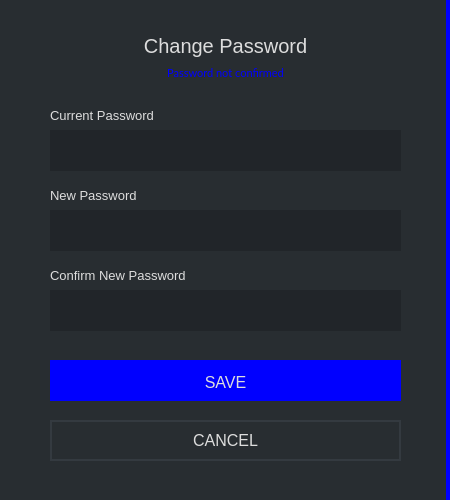
Above: src/gui/ui/changepassworddialog.ui from aluisyoanx/gui-wallet before the change. Below: the same form after it.
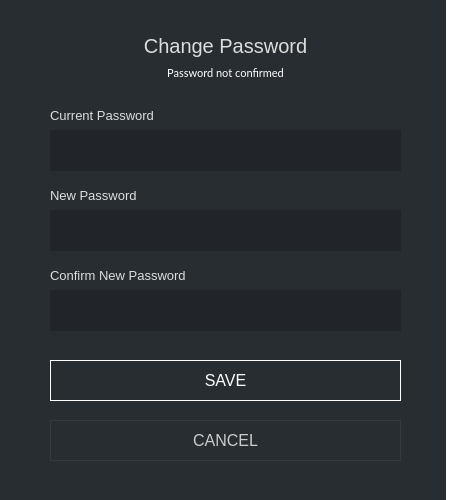
That is the form after the change.

What changed in the file:
```diff
--- a/src/gui/ui/changepassworddialog.ui
+++ b/src/gui/ui/changepassworddialog.ui
@@ -50,7 +50,7 @@
    <item row="0" column="0" colspan="2">
     <widget class="QGroupBox" name="groupBox">
      <property name="styleSheet">
-      <string notr="true">background-color: #282d31; border-right: 4px solid blue;</string>
+      <string notr="true">background-color: #282d31; border-right: 4px solid white;</string>
      </property>
      <property name="title">
       <string/>
@@ -254,7 +254,7 @@
        </font>
       </property>
       <property name="styleSheet">
-       <string notr="true">color: blue; font: 11px; font-family: Lato; border-right: 0px;</string>
+       <string notr="true">color: white; font: 11px; font-family: Lato; border-right: 0px;</string>
       </property>
       <property name="text">
        <string>Password not confirmed</string>
@@ -287,9 +287,9 @@
        </font>
       </property>
       <property name="styleSheet">
-       <string notr="true">color: #ddd; background-color: blue; border-top: 3px solid blue;
-border-right: 0px;
-font-size: 16px;</string>
+       <string notr="true">QPushButton#m_okButton {color: white; background-color: #1; border: 1px solid white; font-size: 16px;}
+
+QPushButton#m_okButton:hover {color: white; background-color: #1; border: 2px solid white; font-size: 16px;}</string>
       </property>
       <property name="text">
        <string>SAVE</string>
@@ -319,7 +319,9 @@
        </font>
       </property>
       <property name="styleSheet">
-       <string notr="true">color: #ddd; border: 2px solid #343a40; font-size: 16px; background-color: #21259;</string>
+       <string notr="true">QPushButton#m_cancelButton {color: #ccc; border: 1px solid #343a40; font-size: 16px; background-color: #21259;}
+
+QPushButton#m_cancelButton:hover {color: #ddd; border: 2px solid #444; font-size: 16px; background-color: #21259;}</string>
       </property>
       <property name="text">
        <string>CANCEL</string>
```
